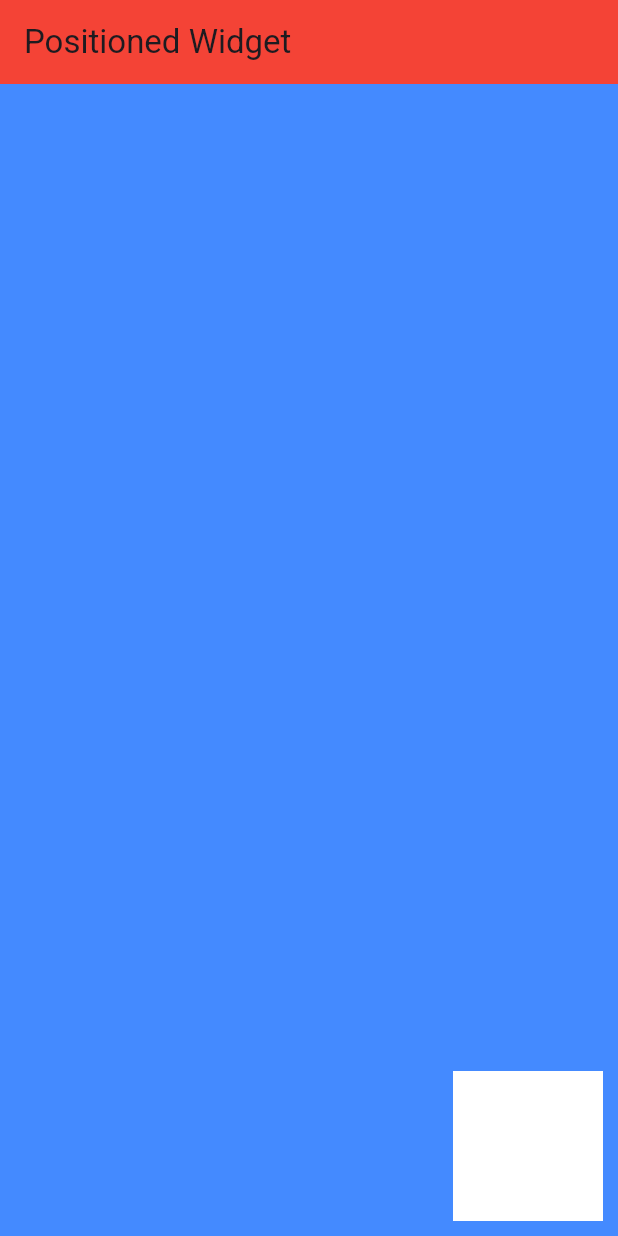
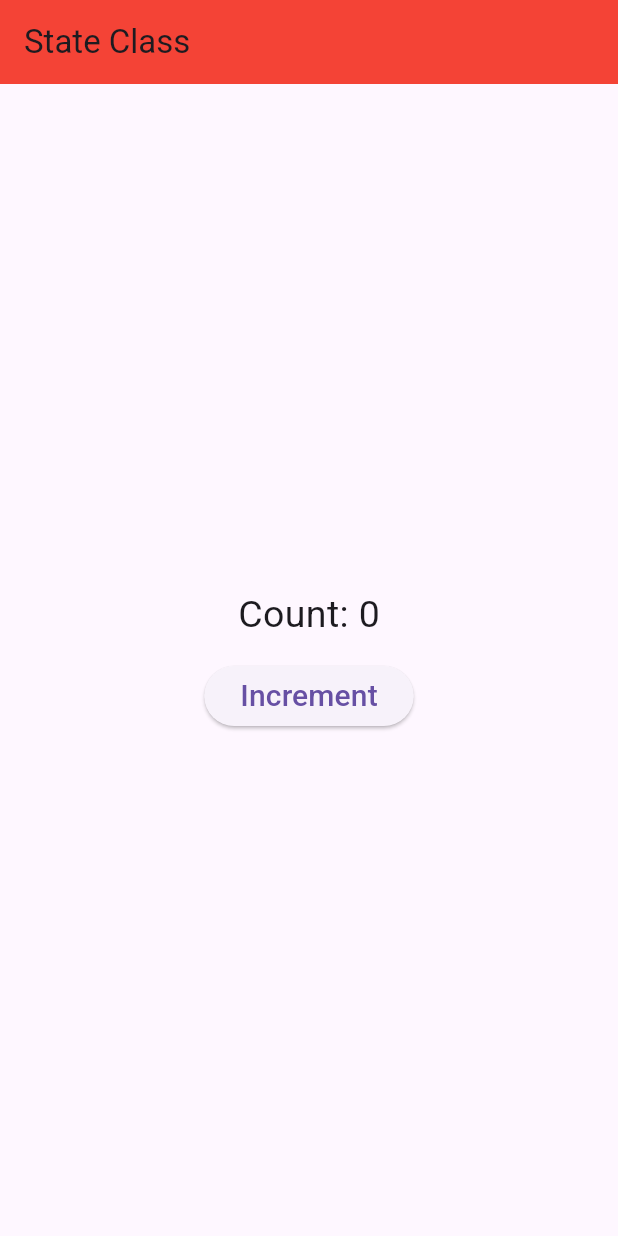
Before and after one commit to thesoumisamanta/Flutter-Widgets, a Flutter app: the screen it shows after launch, on a phone screen of 412 x 824 dp. Run offline on Flutter 3.47's test engine with Material 3 defaults, Android fonts, the phone set to English and light mode, and no system bars; our stand-ins replace font_awesome_flutter.

Commit message:
Add StateBuildClass for state management and update home widget in main.dart

```diff
--- a/lib/main.dart
+++ b/lib/main.dart
@@ -10,6 +10,7 @@ import 'package:practice_1/widgets/card_widgets.dart';
 import 'package:practice_1/widgets/current_date_time.dart';
 import 'package:practice_1/widgets/grid_layouts.dart';
 import 'package:practice_1/widgets/stack_widgets.dart';
+import 'package:practice_1/widgets/state_build_class.dart';
 import 'package:practice_1/widgets/wrap_widgets.dart';
 import 'package:font_awesome_flutter/font_awesome_flutter.dart';
 
@@ -33,7 +34,7 @@ class FlutterApp extends StatelessWidget {
                   TextStyle(fontSize: 25, fontWeight: FontWeight.bold),
               titleSmall:
                   TextStyle(fontSize: 15, fontWeight: FontWeight.w500))),
-      home: PositionedWidget(),
+      home: StateBuildClass(),
     );
   }
 }
--- /dev/null
+++ b/lib/widgets/state_build_class.dart
@@ -0,0 +1,44 @@
+import 'package:flutter/material.dart';
+
+class StateBuildClass extends StatefulWidget {
+  @override
+  State<StatefulWidget> createState() {
+    return MyStateBuildClass();
+  }
+}
+
+class MyStateBuildClass extends State<StateBuildClass> {
+  var count = 0;
+  @override
+  Widget build(BuildContext context) {
+    return Scaffold(
+      appBar: AppBar(
+        title: Text("State Class"),
+      ),
+      body: Center(
+        child: Column(
+          mainAxisAlignment: MainAxisAlignment.center,
+          children: [
+            Text(
+              "Count: $count",
+              style: TextStyle(fontSize: 25),
+            ),
+            SizedBox(
+              height: 12,
+            ),
+            ElevatedButton(
+                onPressed: () {
+                  setState(() {
+                    count++;
+                  });
+                },
+                child: Text(
+                  "Increment",
+                  style: TextStyle(fontSize: 20),
+                ))
+          ],
+        ),
+      ),
+    );
+  }
+}
```
